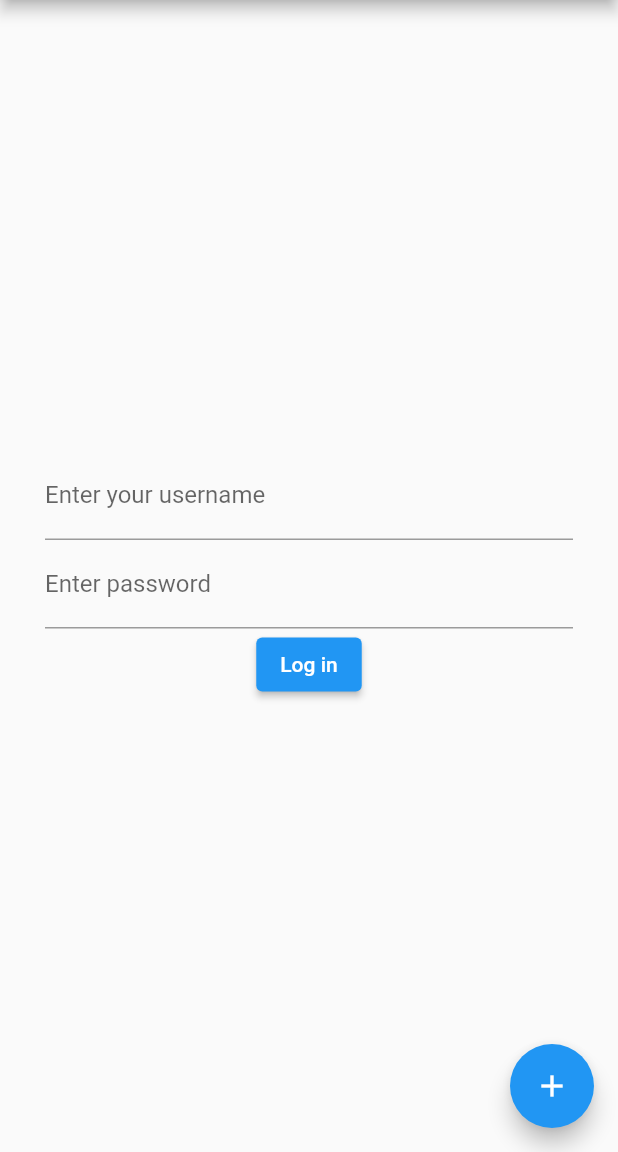
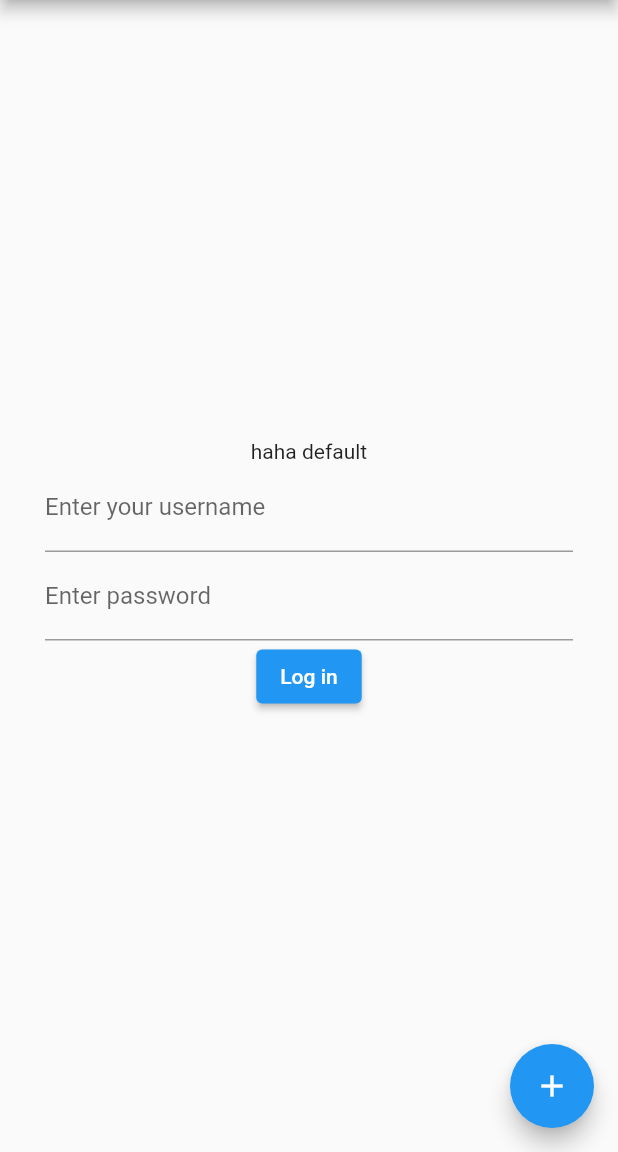
Before and after one commit to hxt001/leapcodechat, a Flutter app: the screen it shows after launch, after a tap on "Log in", on a phone screen of 412 x 824 dp, the part 84-1236 px from its top. Run offline on Flutter 3.47's test engine with Material 2 defaults, Android fonts, the phone set to English and light mode, and no system bars; network calls fail.

```diff
--- a/test2/flutter_application_1/lib/main.dart
+++ b/test2/flutter_application_1/lib/main.dart
@@ -1,4 +1,7 @@
+import 'dart:convert';
+
 import 'package:flutter/material.dart';
+import 'package:http/http.dart' as http;
 
 void main() {
   runApp(MyApp());
@@ -68,9 +71,29 @@ class SecondRoute extends StatelessWidget {
   }
 }
 
+Future<String> getData() async {
+  final response = await http.get("http://10.0.2.2:5678/test2");
+  Map userMap = jsonDecode(response.body);
+  var stu = Student.fromJson(userMap);
+  print(stu.name);
+  print(stu.age);
+  print(stu.address);
+  return stu.address;
+}
+
+class Student {
+  String name;
+  int age;
+  String address;
+  Student.fromJson(Map<String, dynamic> json)
+      : name = json['name'],
+        age = json['age'],
+        address = json['address'];
+}
+
 class _MyHomePageState extends State<MyHomePage> {
   int _counter = 0;
-
+  String _mytext = 'default';
   void _incrementCounter() {
     setState(() {
       // This call to setState tells the Flutter framework that something has
@@ -79,8 +102,9 @@ class _MyHomePageState extends State<MyHomePage> {
       // _counter without calling setState(), then the build method would not be
       // called again, and so nothing would appear to happen.
       _counter++;
-      Navigator.push(
-          context, MaterialPageRoute(builder: (context) => SecondRoute()));
+      print("line88");
+      // Navigator.push(
+      //     context, MaterialPageRoute(builder: (context) => SecondRoute()));
     });
   }
 
@@ -121,6 +145,7 @@ class _MyHomePageState extends State<MyHomePage> {
             Container(
               padding: EdgeInsets.all(30.0),
               child: Column(children: <Widget>[
+                Text("haha $_mytext"),
                 TextFormField(
                   decoration: InputDecoration(labelText: 'Enter your username'),
                   onChanged: (text) {
@@ -132,7 +157,15 @@ class _MyHomePageState extends State<MyHomePage> {
                   decoration: InputDecoration(labelText: 'Enter password'),
                 ),
                 ElevatedButton(
-                  onPressed: () {},
+                  onPressed: () async {
+                    print("line 144");
+                    var value = await getData();
+                    setState(() {
+                      print("line 147");
+                      _mytext = value;
+                    });
+                    print("line 150");
+                  },
                   child: Text('Log in'),
                 ),
               ]),
--- a/test2/flutter_application_1/pubspec.yaml
+++ b/test2/flutter_application_1/pubspec.yaml
@@ -23,6 +23,7 @@ environment:
 dependencies:
   flutter:
     sdk: flutter
+  http: ^0.12.2
 
 
   # The following adds the Cupertino Icons font to your application.
```
Also changed, not shown: 1 other file.
